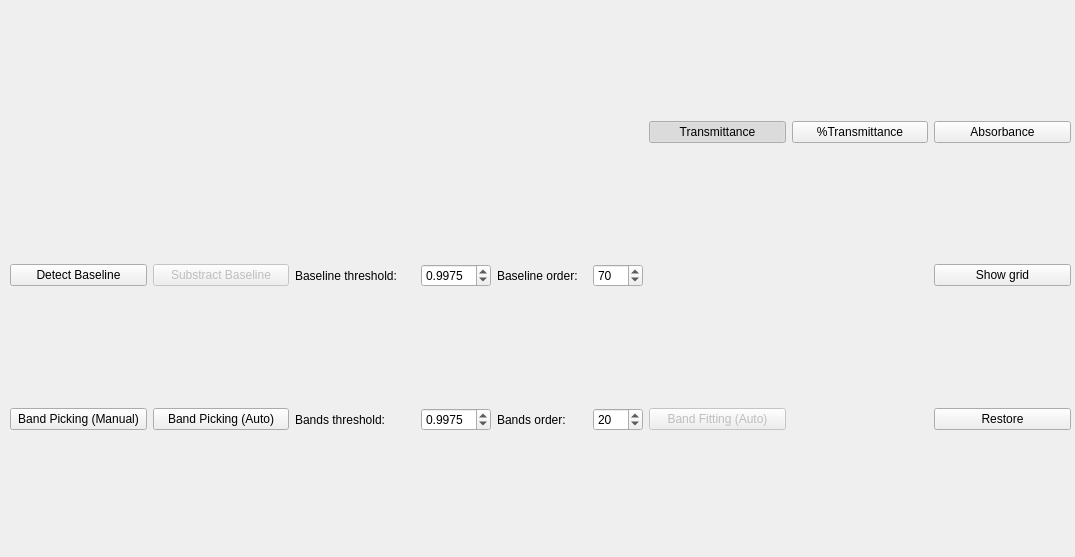
Qt form Views/uiIRPlotter.ui (samuelvp360/SVP360CalculationController) before a commit.
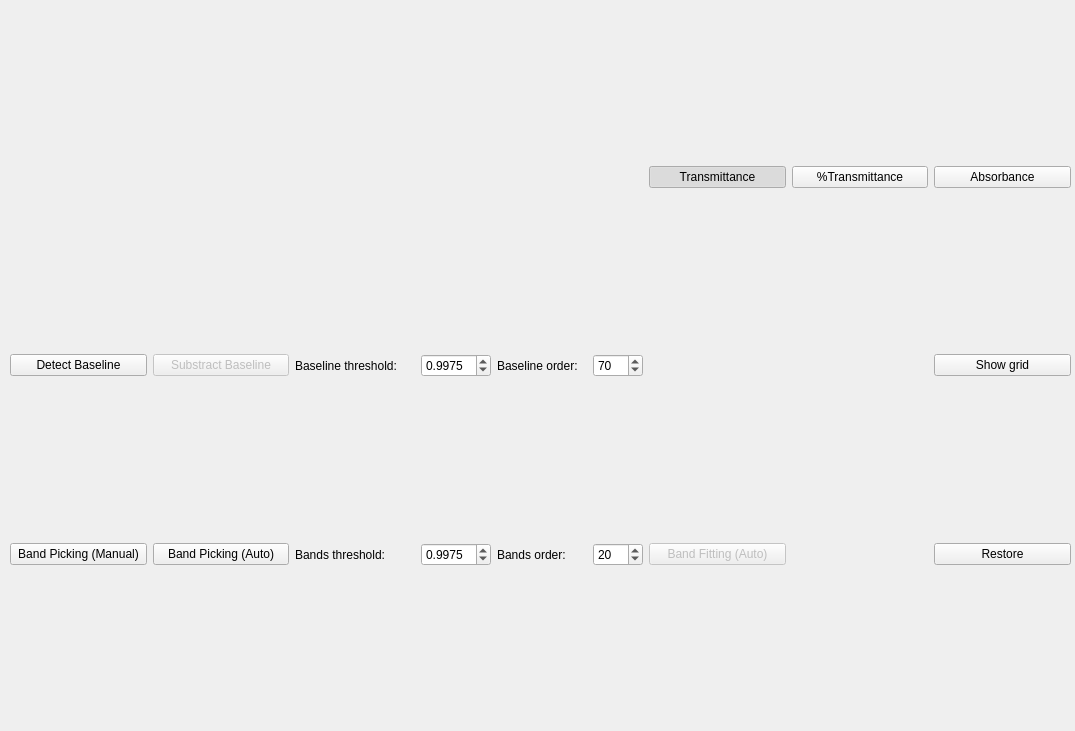
The same form after that commit.

What changed in the file:
```diff
--- a/Views/uiIRPlotter.ui
+++ b/Views/uiIRPlotter.ui
@@ -7,7 +7,7 @@
     <x>0</x>
     <y>0</y>
     <width>1075</width>
-    <height>557</height>
+    <height>731</height>
    </rect>
   </property>
   <property name="windowTitle">
@@ -19,7 +19,7 @@
      <x>10</x>
      <y>6</y>
      <width>1061</width>
-     <height>541</height>
+     <height>721</height>
     </rect>
    </property>
    <layout class="QGridLayout" name="gridLayout">
```
Left out of the diff: 3 changed lines with no effect on the pictures.
